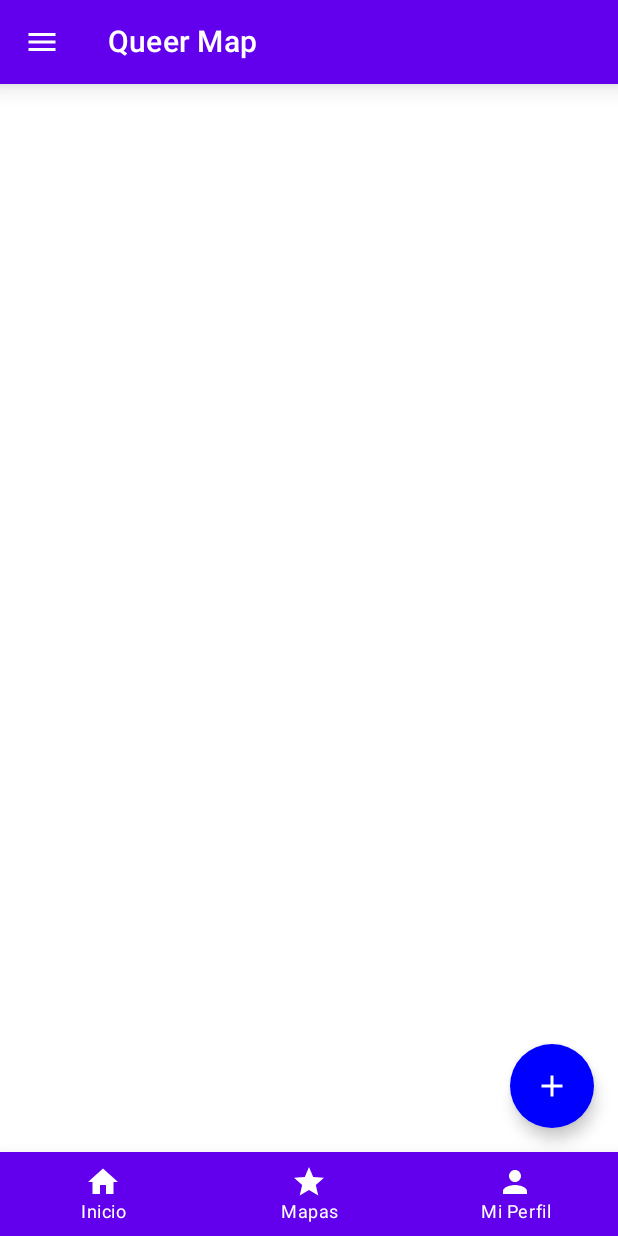
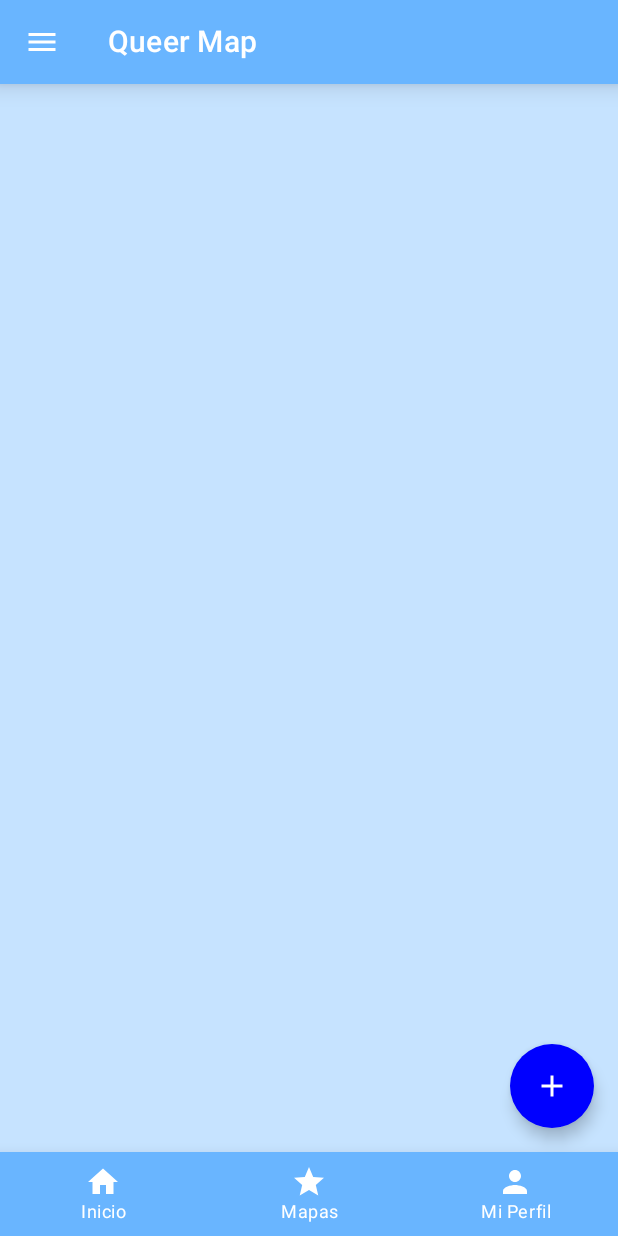
Before and after one commit to Lykamad/Queer-Map, an Android app built with Jetpack Compose: the screen it shows after launch (MainActivity), on a phone screen of 412 x 824 dp. Run offline under Robolectric (Android 15) with nearby library versions, the phone set to English and light mode, and no system bars; our stand-ins replace Room's generated code, livedata-compose; pictures from the network do not load.

Commit message:
Material design ver 1

```diff
--- a/esqueleto_b/app/src/main/java/com/example/ejemplo_21_11/ui/theme/Color.kt
+++ b/esqueleto_b/app/src/main/java/com/example/ejemplo_21_11/ui/theme/Color.kt
@@ -2,7 +2,7 @@ package com.example.ejemplo_21_11.ui.theme
 
 import androidx.compose.ui.graphics.Color
 
-val Purple200 = Color(0xFFBB86FC)
-val Purple500 = Color(0xFF6200EE)
-val Purple700 = Color(0xFF3700B3)
-val Teal200 = Color(0xFF03DAC5)
+val Blue1 = Color(0xFF69B5FF)
+val Blue2 = Color(0xFFC6E3FF)
+val Pink = Color(0xFFFD8DFF)
+val Orange = Color(0xFFFFB661)
--- a/esqueleto_b/app/src/main/java/com/example/ejemplo_21_11/ui/theme/Theme.kt
+++ b/esqueleto_b/app/src/main/java/com/example/ejemplo_21_11/ui/theme/Theme.kt
@@ -5,17 +5,20 @@ import androidx.compose.material.MaterialTheme
 import androidx.compose.material.darkColors
 import androidx.compose.material.lightColors
 import androidx.compose.runtime.Composable
+import androidx.compose.ui.graphics.Color
 
 private val DarkColorPalette = darkColors(
-    primary = Purple200,
-    primaryVariant = Purple700,
-    secondary = Teal200
+    primary = Blue1,
+    primaryVariant = Pink,
+    secondary = Orange,
+    background = Blue2,
 )
 
 private val LightColorPalette = lightColors(
-    primary = Purple500,
-    primaryVariant = Purple700,
-    secondary = Teal200
+    primary = Blue1,
+    primaryVariant = Pink,
+    secondary = Orange,
+    background = Blue2,
 
     /* Other default colors to override
     background = Color.White,
```
